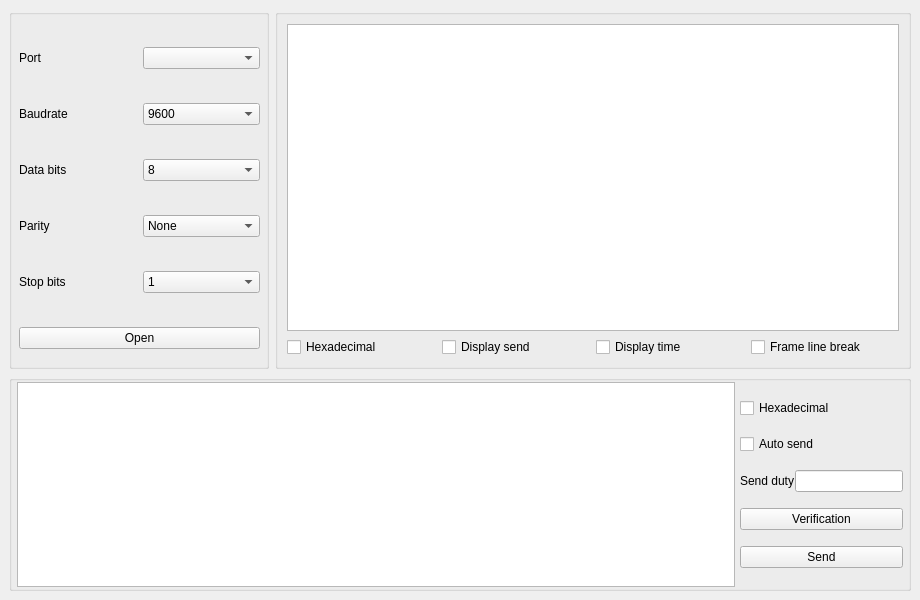
lhdjply/com-master, file myresource/src/page/pagetransceiver.ui: the form before one commit.
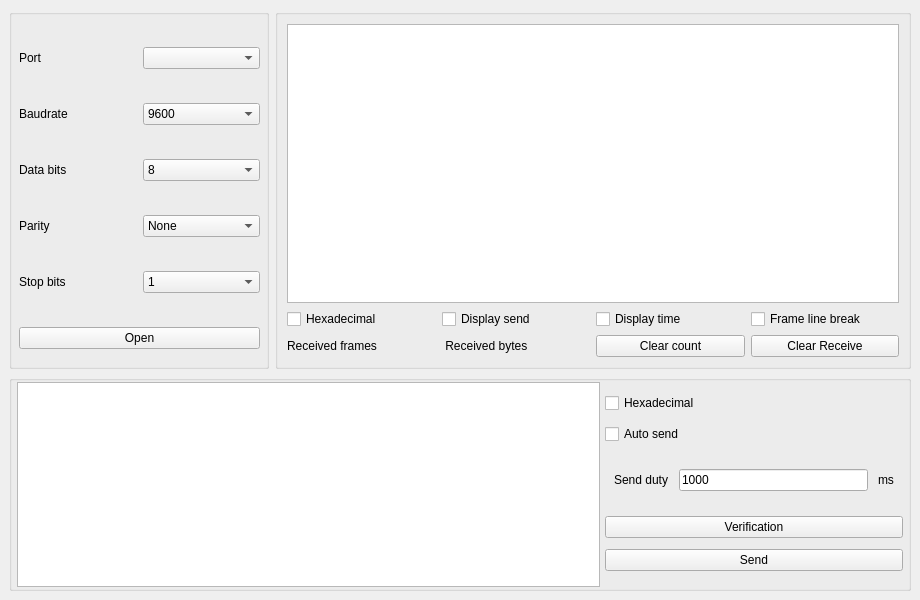
The form after the commit.

Patch:
```diff
--- a/myresource/src/page/pagetransceiver.ui
+++ b/myresource/src/page/pagetransceiver.ui
@@ -306,6 +306,38 @@
              </item>
             </layout>
            </item>
+           <item>
+            <layout class="QHBoxLayout" name="horizontalLayout_7">
+             <item>
+              <widget class="QLabel" name="receive_frames">
+               <property name="text">
+                <string>Received frames</string>
+               </property>
+              </widget>
+             </item>
+             <item>
+              <widget class="QLabel" name="receive_bytes">
+               <property name="text">
+                <string> Received bytes</string>
+               </property>
+              </widget>
+             </item>
+             <item>
+              <widget class="QPushButton" name="clearcount">
+               <property name="text">
+                <string>Clear count</string>
+               </property>
+              </widget>
+             </item>
+             <item>
+              <widget class="QPushButton" name="clearreceive">
+               <property name="text">
+                <string>Clear Receive</string>
+               </property>
+              </widget>
+             </item>
+            </layout>
+           </item>
           </layout>
          </item>
         </layout>
@@ -315,7 +347,7 @@
     </item>
     <item>
      <widget class="QGroupBox" name="groupBox">
-      <layout class="QHBoxLayout" name="horizontalLayout_9" stretch="1,0">
+      <layout class="QHBoxLayout" name="horizontalLayout_9" stretch="0,0">
        <property name="spacing">
         <number>0</number>
        </property>
@@ -335,7 +367,7 @@
         <widget class="QTextEdit" name="textEdit_2"/>
        </item>
        <item>
-        <layout class="QVBoxLayout" name="verticalLayout_3" stretch="0,0,0,0,1">
+        <layout class="QVBoxLayout" name="verticalLayout_3" stretch="0,0,0,0,0">
          <property name="spacing">
           <number>0</number>
          </property>
@@ -360,18 +392,49 @@
           </widget>
          </item>
          <item>
-          <layout class="QHBoxLayout" name="horizontalLayout_8">
-           <item>
-            <widget class="QLabel" name="label_6">
-             <property name="text">
-              <string>Send duty</string>
-             </property>
-            </widget>
-           </item>
-           <item>
-            <widget class="QLineEdit" name="lineEdit"/>
-           </item>
-          </layout>
+          <widget class="QFrame" name="frame_3">
+           <property name="enabled">
+            <bool>true</bool>
+           </property>
+           <property name="maximumSize">
+            <size>
+             <width>298</width>
+             <height>50</height>
+            </size>
+           </property>
+           <property name="styleSheet">
+            <string notr="true"/>
+           </property>
+           <layout class="QHBoxLayout" name="horizontalLayout_8" stretch="0,0,0">
+            <property name="spacing">
+             <number>10</number>
+            </property>
+            <property name="sizeConstraint">
+             <enum>QLayout::SizeConstraint::SetDefaultConstraint</enum>
+            </property>
+            <item>
+             <widget class="QLabel" name="label_6">
+              <property name="text">
+               <string>Send duty</string>
+              </property>
+             </widget>
+            </item>
+            <item>
+             <widget class="QLineEdit" name="senddutyedit">
+              <property name="text">
+               <string>1000</string>
+              </property>
+             </widget>
+            </item>
+            <item>
+             <widget class="QLabel" name="label_7">
+              <property name="text">
+               <string>ms</string>
+              </property>
+             </widget>
+            </item>
+           </layout>
+          </widget>
          </item>
          <item>
           <widget class="QPushButton" name="pushButton_3">
```
Left out of the diff: 20 changed lines with no effect on the pictures.
